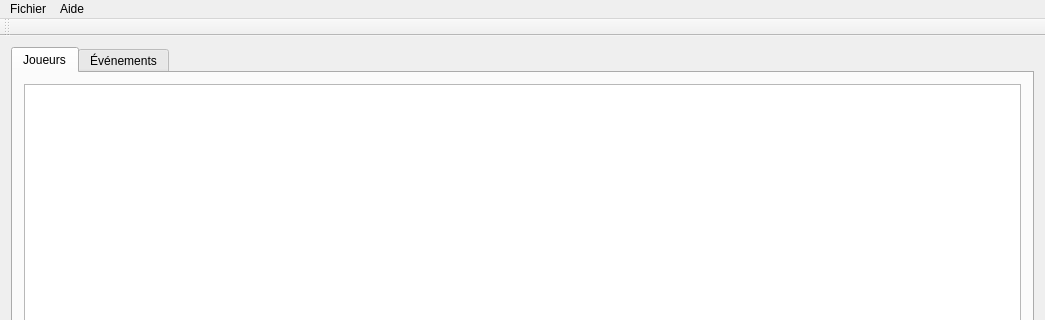
This is src/MainWindow.ui in arabine/tanca as Qt 5 draws it before an edit; both pictures show x 0 to 1045 and y 0 to 320 of the 1045 by 744 pixel window. The edited form follows.
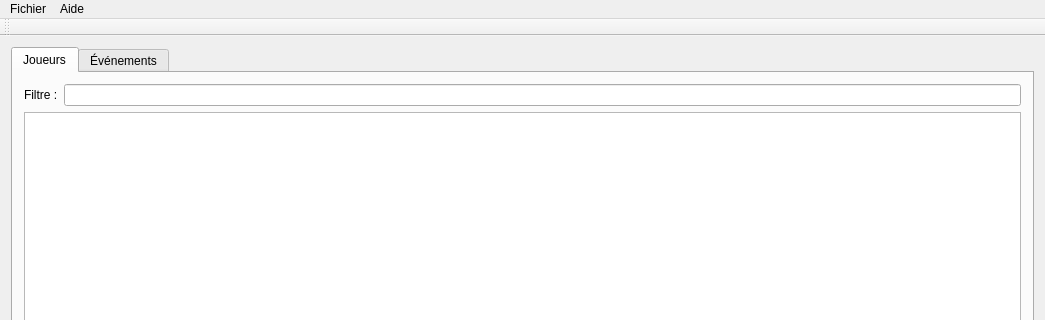
This is the edited form. The open tabs and pages were chosen to show the change. Icons and pictures are not drawn.

Commit message: Add filter for player tables

Patch:
```diff
--- a/src/MainWindow.ui
+++ b/src/MainWindow.ui
@@ -18,7 +18,7 @@
     <item row="0" column="0">
      <widget class="QTabWidget" name="tabWidget">
       <property name="currentIndex">
-       <number>1</number>
+       <number>0</number>
       </property>
       <widget class="QWidget" name="tab">
        <attribute name="title">
@@ -26,6 +26,20 @@
        </attribute>
        <layout class="QGridLayout" name="gridLayout_3">
         <item row="0" column="0">
+         <layout class="QHBoxLayout" name="horizontalLayout_14">
+          <item>
+           <widget class="QLabel" name="label_6">
+            <property name="text">
+             <string>Filtre :</string>
+            </property>
+           </widget>
+          </item>
+          <item>
+           <widget class="QLineEdit" name="lineEditPlayerFilter"/>
+          </item>
+         </layout>
+        </item>
+        <item row="1" column="0">
          <widget class="QTableWidget" name="playersWidget">
           <property name="editTriggers">
            <set>QAbstractItemView::NoEditTriggers</set>
@@ -47,7 +61,7 @@
           </attribute>
          </widget>
         </item>
-        <item row="1" column="0">
+        <item row="2" column="0">
          <layout class="QHBoxLayout" name="horizontalLayout">
           <item>
            <widget class="QPushButton" name="buttonAddPlayer">
@@ -801,7 +815,7 @@
      <x>0</x>
      <y>0</y>
      <width>1045</width>
-     <height>20</height>
+     <height>22</height>
     </rect>
    </property>
    <widget class="QMenu" name="menuFichier">
```
The commit also changes 5 other files.
